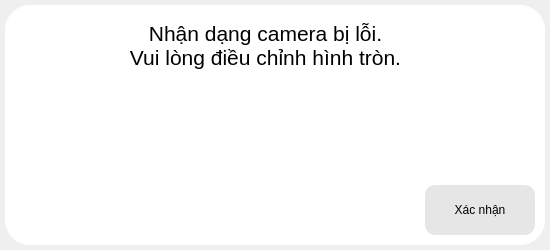
Old version of the form FILE_QT/from_error_cam.ui in the repository ThaiThanhDuy/PP_GUI_FP.
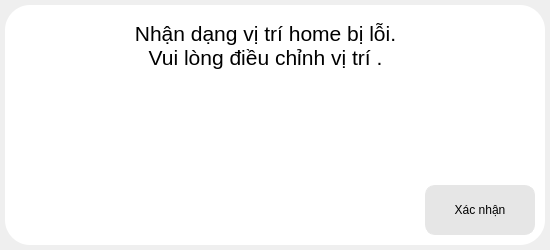
New version of the form. Icons and pictures are not drawn.

```diff
--- a/FILE_QT/from_error_cam.ui
+++ b/FILE_QT/from_error_cam.ui
@@ -69,8 +69,8 @@
      <string notr="true">font: 16pt &quot;MS Shell Dlg 2&quot;</string>
     </property>
     <property name="text">
-     <string>Nhận dạng camera bị lỗi.
- Vui lòng điều chỉnh hình tròn. </string>
+     <string>Nhận dạng vị trí home bị lỗi.
+ Vui lòng điều chỉnh vị trí . </string>
     </property>
     <property name="alignment">
      <set>Qt::AlignCenter</set>
```
Left out of the diff: 2 changed lines with no effect on the pictures.
